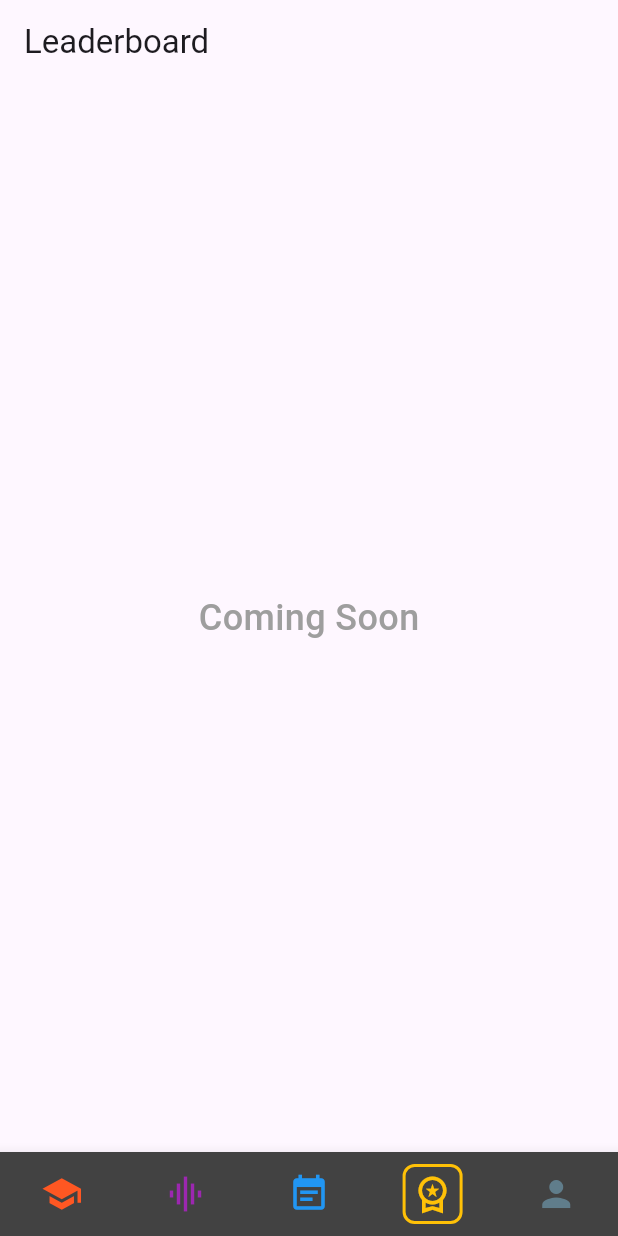
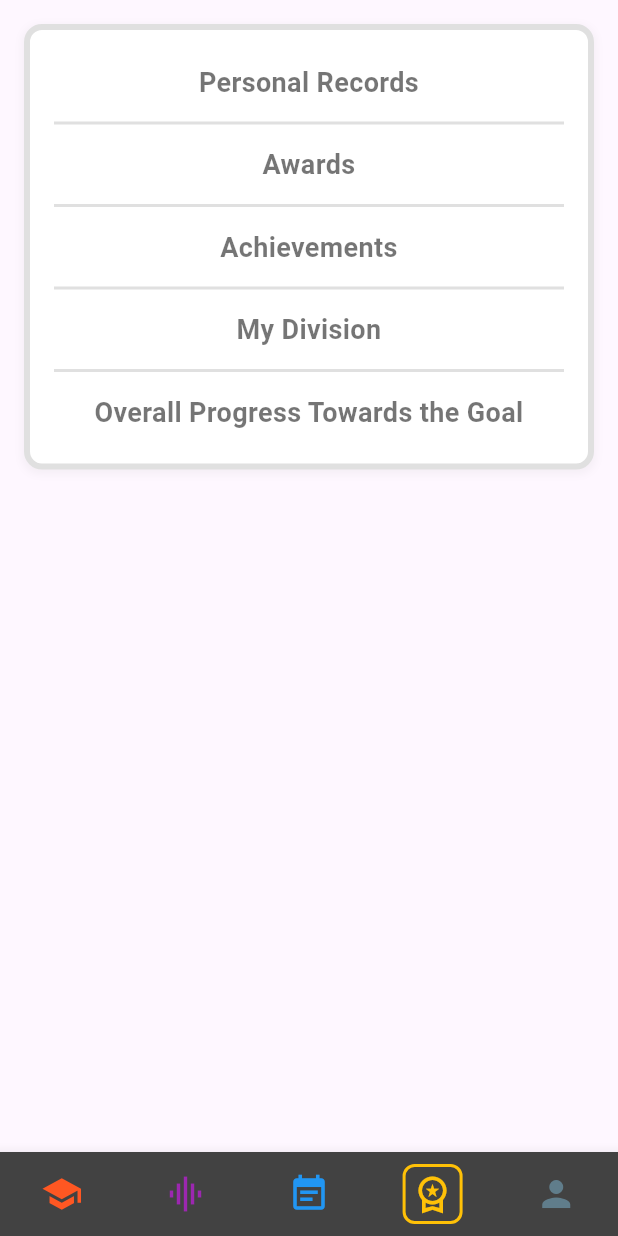
Before and after one commit to MatthewLacerda2/GoalGetter, a Flutter app: the screen it shows after launch, item 4 of the bottom bar chosen, on a phone screen of 412 x 824 dp. Run offline on Flutter 3.47's test engine with Material 3 defaults, Android fonts, the phone set to English and light mode, and no system bars; our stand-ins replace shared_preferences; missing offline and left inert: country_flags.

Commit message:
just some reminders

```diff
--- a/frontend/lib/screens/leaderboard_screen.dart
+++ b/frontend/lib/screens/leaderboard_screen.dart
@@ -1,5 +1,6 @@
 // Roadmap screen
 import 'package:flutter/material.dart';
+import '../widgets/infos_card.dart';
 
 class LeaderBoardScreen extends StatelessWidget {
   const LeaderBoardScreen({super.key});
@@ -7,17 +8,16 @@ class LeaderBoardScreen extends StatelessWidget {
   @override
   Widget build(BuildContext context) {
     return Scaffold(
-      appBar: AppBar(
-        title: const Text('Leaderboard'),
-      ),
-      body: const Center(
-        child: Text(
-          'Coming Soon',
-          style: TextStyle(
-            fontSize: 24,
-            fontWeight: FontWeight.w500,
-            color: Colors.grey,
-          ),
+      body: Padding(
+        padding: const EdgeInsets.all(16.0),
+        child: InfosCard(
+          texts: [
+            'Personal Records',
+            'Awards',
+            'Achievements',
+            'My Division',
+            'Overall Progress Towards the Goal',
+          ],
         ),
       ),
     );
--- a/frontend/lib/widgets/infos_card.dart
+++ b/frontend/lib/widgets/infos_card.dart
@@ -12,11 +12,11 @@ class InfosCard extends StatelessWidget {
   Widget build(BuildContext context) {
     return Container(
       width: double.infinity,
-      padding: const EdgeInsets.all(16.0),
+      padding: const EdgeInsets.all(16),
       decoration: BoxDecoration(
         color: Colors.white,
-        borderRadius: BorderRadius.circular(12.0),
-        border: Border.all(color: Colors.grey.shade300, width: 3.0),
+        borderRadius: BorderRadius.circular(12),
+        border: Border.all(color: Colors.grey.shade300, width: 4),
         boxShadow: [
           BoxShadow(
             color: Colors.grey.withValues(alpha: 0.1),
@@ -27,6 +27,7 @@ class InfosCard extends StatelessWidget {
         ],
       ),
       child: Column(
+        mainAxisSize: MainAxisSize.min,
         children: [
           for (int i = 0; i < texts.length; i++) ...[
             Container(
--- a/frontend/pubspec.yaml
+++ b/frontend/pubspec.yaml
@@ -45,6 +45,7 @@ dependencies:
   flutter_localizations:
     sdk: flutter
   country_flags: ^3.3.0
+  fl_chart: ^1.0.0
 
 dev_dependencies:
   flutter_test:
```
Also changed, not shown: frontend/lib/screens/task_screen.dart (+2 -6 lines).
